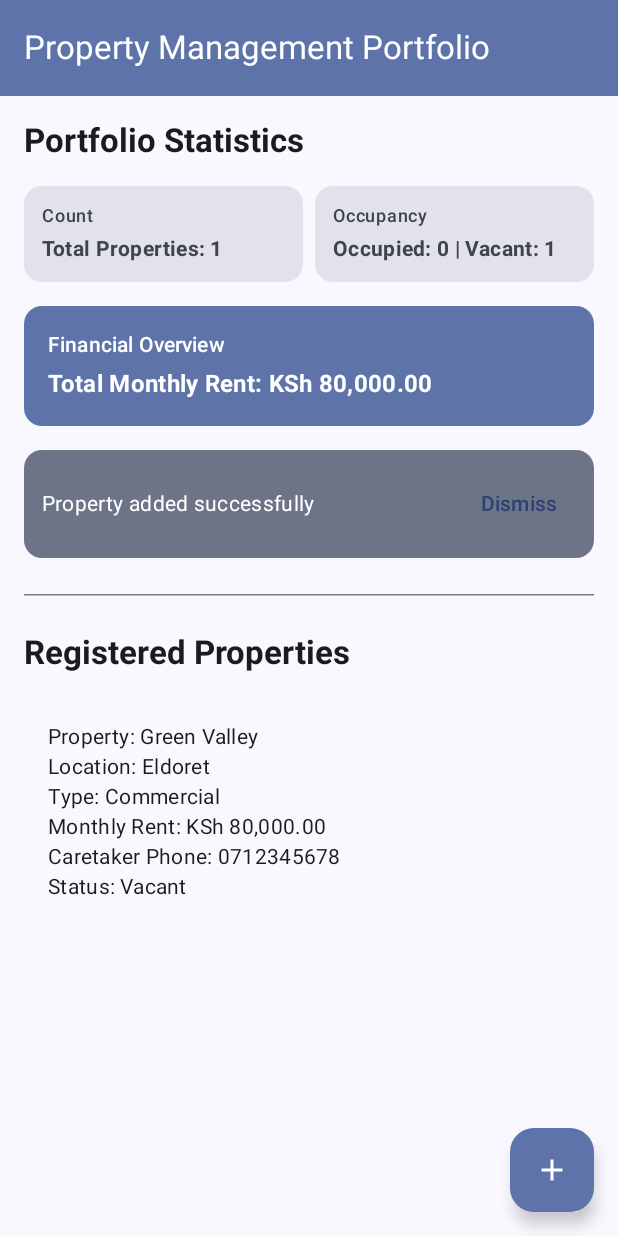
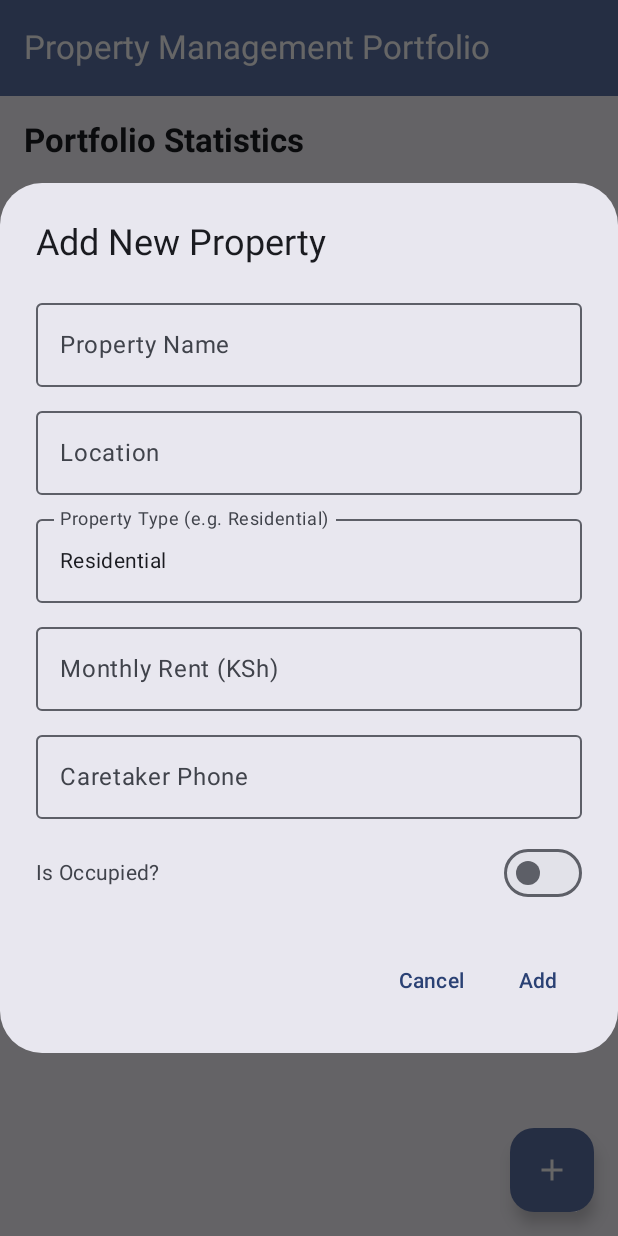
Before and after one commit to Davidrodges/Property-Mangement-Project, an Android app built with Jetpack Compose: the screen it shows after launch (MainActivity), after a tap on "Add Property", on a phone screen of 412 x 824 dp. Run offline under Robolectric (Android 15) with nearby library versions, the phone set to English and light mode, and no system bars; our stand-ins replace Room's generated code, livedata-compose.

Commit message:
Feature: Add interactive Add Property input dialog for manual property registration

```diff
--- a/app/src/main/java/com/example/propertymanagementsystem/MainActivity.kt
+++ b/app/src/main/java/com/example/propertymanagementsystem/MainActivity.kt
@@ -46,6 +46,7 @@ fun PropertyDashboardScreen(
     val allProperties by viewModel.allPropertiesText.observeAsState("No properties registered yet. Tap 'Add Property' to begin.")
 
     var feedbackMessage by remember { mutableStateOf<String?>(null) }
+    var showAddDialog by remember { mutableStateOf(false) }
     val scrollState = rememberScrollState()
 
     Scaffold(
@@ -60,24 +61,7 @@ fun PropertyDashboardScreen(
         },
         floatingActionButton = {
             FloatingActionButton(
-                onClick = {
-                    val sampleNames = listOf("Sunset Heights", "Green Valley", "Royal Apartments", "Metro Plaza", "Hilltop Villas")
-                    val sampleLocations = listOf("Nairobi", "Mombasa", "Kisumu", "Nakuru", "Eldoret")
-                    val sampleTypes = listOf("Residential", "Commercial")
-                    val sampleRents = listOf("25000", "40000", "60000", "15000", "80000")
-                    val samplePhones = listOf("0712345678", "0722334455", "0733445566", "0744556677", "0755667788")
-
-                    val randomIndex = (0 until sampleNames.size).random()
-                    val result = viewModel.validateAndAddProperty(
-                        name = sampleNames[randomIndex],
-                        location = sampleLocations.random(),
-                        type = sampleTypes.random(),
-                        rentInput = sampleRents.random(),
-                        phone = samplePhones.random(),
-                        isOccupied = (0..1).random() == 1
-                    )
-                    feedbackMessage = result.second
-                }
+                onClick = { showAddDialog = true }
             ) {
                 Icon(Icons.Default.Add, contentDescription = "Add Property")
             }
@@ -180,5 +164,126 @@ fun PropertyDashboardScreen(
             // Bottom spacer to avoid FAB overlapping content in landscape mode
             Spacer(modifier = Modifier.height(72.dp))
         }
+
+        if (showAddDialog) {
+            AddPropertyDialog(
+                onDismiss = { showAddDialog = false },
+                onAddProperty = { name, location, type, rent, phone, isOccupied ->
+                    val result = viewModel.validateAndAddProperty(name, location, type, rent, phone, isOccupied)
+                    if (result.first) {
+                        feedbackMessage = result.second
+                    }
+                    result
+                }
+            )
+        }
     }
 }
+
+@Composable
+fun AddPropertyDialog(
+    onDismiss: () -> Unit,
+    onAddProperty: (name: String, location: String, type: String, rent: String, phone: String, isOccupied: Boolean) -> Pair<Boolean, String>
+) {
+    var name by remember { mutableStateOf("") }
+    var location by remember { mutableStateOf("") }
+    var type by remember { mutableStateOf("Residential") }
+    var rent by remember { mutableStateOf("") }
+    var phone by remember { mutableStateOf("") }
+    var isOccupied by remember { mutableStateOf(false) }
+    var errorMessage by remember { mutableStateOf<String?>(null) }
+
+    AlertDialog(
+        onDismissRequest = onDismiss,
+        title = { Text("Add New Property") },
+        text = {
+            Column(
+                modifier = Modifier
+                    .fillMaxWidth()
+                    .verticalScroll(rememberScrollState()),
+                verticalArrangement = Arrangement.spacedBy(8.dp)
+            ) {
+                errorMessage?.let { error ->
+                    Text(
+                        text = error,
+                        color = MaterialTheme.colorScheme.error,
+                        style = MaterialTheme.typography.bodySmall
+                    )
+                }
+
+                OutlinedTextField(
+                    value = name,
+                    onValueChange = { name = it },
+                    label = { Text("Property Name") },
+                    modifier = Modifier.fillMaxWidth(),
+                    singleLine = true
+                )
+
+                OutlinedTextField(
+                    value = location,
+                    onValueChange = { location = it },
+                    label = { Text("Location") },
+                    modifier = Modifier.fillMaxWidth(),
+                    singleLine = true
+                )
+
+                OutlinedTextField(
+                    value = type,
+                    onValueChange = { type = it },
+                    label = { Text("Property Type (e.g. Residential)") },
+                    modifier = Modifier.fillMaxWidth(),
+                    singleLine = true
+                )
+
+                OutlinedTextField(
+                    value = rent,
+                    onValueChange = { rent = it },
+                    label = { Text("Monthly Rent (KSh)") },
+                    modifier = Modifier.fillMaxWidth(),
+                    singleLine = true
+                )
+
+                OutlinedTextField(
+                    value = phone,
+                    onValueChange = { phone = it },
+                    label = { Text("Caretaker Phone") },
+                    modifier = Modifier.fillMaxWidth(),
+                    singleLine = true
+                )
+
+                Row(
+                    modifier = Modifier
+                        .fillMaxWidth()
+                        .padding(top = 4.dp),
+                    horizontalArrangement = Arrangement.SpaceBetween,
+                    verticalAlignment = Alignment.CenterVertically
+                ) {
+                    Text("Is Occupied?")
+                    Switch(
+                        checked = isOccupied,
+                        onCheckedChange = { isOccupied = it }
+                    )
+                }
+            }
+        },
+        confirmButton = {
+            TextButton(
+                onClick = {
+                    val result = onAddProperty(name, location, type, rent, phone, isOccupied)
+                    if (result.first) {
+                        onDismiss()
+                    } else {
+                        errorMessage = result.second
+                    }
+                }
+            ) {
+                Text("Add")
+            }
+        },
+        dismissButton = {
+            TextButton(onClick = onDismiss) {
+                Text("Cancel")
+            }
+        }
+    )
+}
```
